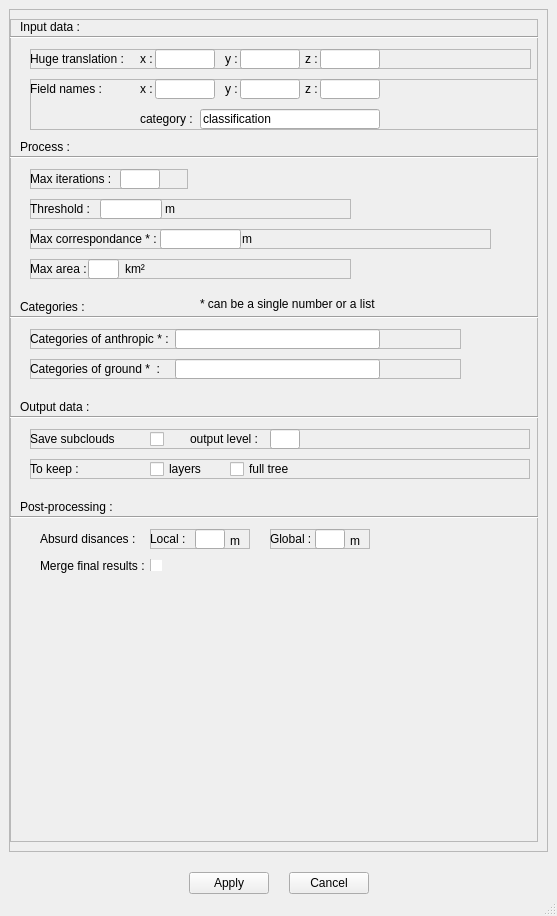
This is src/gui/advanced_options.ui in destoswa/pointcloud_movement_tracker as Qt 5 draws it before an edit. The edited form follows.
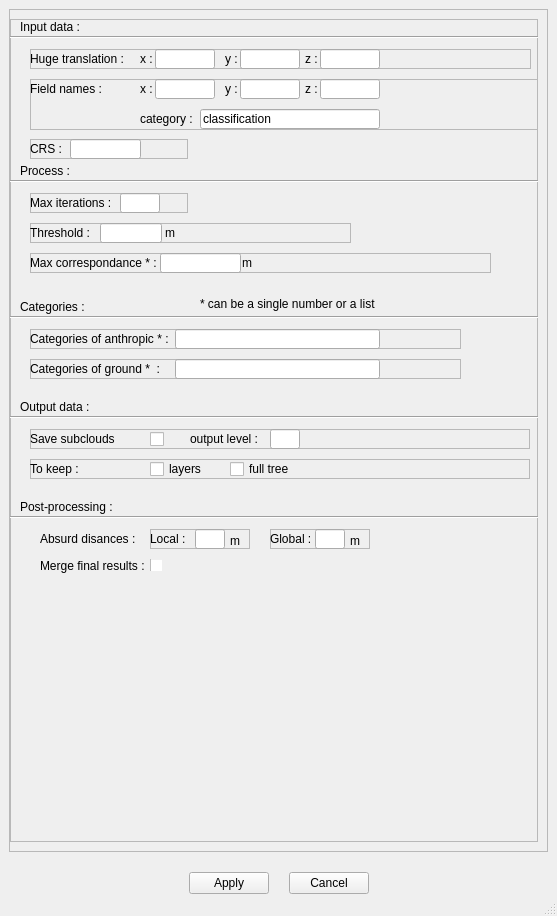
This is the edited form.

```diff
--- a/src/gui/advanced_options.ui
+++ b/src/gui/advanced_options.ui
@@ -82,7 +82,7 @@
            <property name="geometry">
             <rect>
              <x>10</x>
-             <y>120</y>
+             <y>144</y>
              <width>121</width>
              <height>16</height>
             </rect>
@@ -176,7 +176,7 @@
            <property name="geometry">
             <rect>
              <x>0</x>
-             <y>130</y>
+             <y>154</y>
              <width>721</width>
              <height>16</height>
             </rect>
@@ -189,7 +189,7 @@
            <property name="geometry">
             <rect>
              <x>20</x>
-             <y>150</y>
+             <y>174</y>
              <width>158</width>
              <height>20</height>
             </rect>
@@ -231,7 +231,7 @@
            <property name="geometry">
             <rect>
              <x>20</x>
-             <y>180</y>
+             <y>204</y>
              <width>321</width>
              <height>20</height>
             </rect>
@@ -286,7 +286,7 @@
            <property name="geometry">
             <rect>
              <x>20</x>
-             <y>210</y>
+             <y>234</y>
              <width>461</width>
              <height>20</height>
             </rect>
@@ -337,61 +337,6 @@
             </property>
            </widget>
           </widget>
-          <widget class="QFrame" name="fr_max_area">
-           <property name="geometry">
-            <rect>
-             <x>20</x>
-             <y>240</y>
-             <width>321</width>
-             <height>20</height>
-            </rect>
-           </property>
-           <property name="frameShape">
-            <enum>QFrame::StyledPanel</enum>
-           </property>
-           <property name="frameShadow">
-            <enum>QFrame::Raised</enum>
-           </property>
-           <widget class="QLabel" name="label_20">
-            <property name="geometry">
-             <rect>
-              <x>0</x>
-              <y>0</y>
-              <width>61</width>
-              <height>20</height>
-             </rect>
-            </property>
-            <property name="text">
-             <string>Max area :</string>
-            </property>
-           </widget>
-           <widget class="QLineEdit" name="le_max_area">
-            <property name="geometry">
-             <rect>
-              <x>58</x>
-              <y>0</y>
-              <width>31</width>
-              <height>20</height>
-             </rect>
-            </property>
-            <property name="text">
-             <string/>
-            </property>
-           </widget>
-           <widget class="QLabel" name="label_21">
-            <property name="geometry">
-             <rect>
-              <x>95</x>
-              <y>0</y>
-              <width>41</width>
-              <height>20</height>
-             </rect>
-            </property>
-            <property name="text">
-             <string>km²</string>
-            </property>
-           </widget>
-          </widget>
           <widget class="QFrame" name="fr_huge_translation">
            <property name="geometry">
             <rect>
@@ -1011,6 +956,48 @@
             <string>Merge final results :</string>
            </property>
           </widget>
+          <widget class="QFrame" name="fr_crs">
+           <property name="geometry">
+            <rect>
+             <x>20</x>
+             <y>120</y>
+             <width>158</width>
+             <height>20</height>
+            </rect>
+           </property>
+           <property name="frameShape">
+            <enum>QFrame::StyledPanel</enum>
+           </property>
+           <property name="frameShadow">
+            <enum>QFrame::Raised</enum>
+           </property>
+           <widget class="QLabel" name="label_20">
+            <property name="geometry">
+             <rect>
+              <x>0</x>
+              <y>0</y>
+              <width>80</width>
+              <height>20</height>
+             </rect>
+            </property>
+            <property name="text">
+             <string>CRS :</string>
+            </property>
+           </widget>
+           <widget class="QLineEdit" name="le_crs">
+            <property name="geometry">
+             <rect>
+              <x>40</x>
+              <y>0</y>
+              <width>71</width>
+              <height>20</height>
+             </rect>
+            </property>
+            <property name="text">
+             <string/>
+            </property>
+           </widget>
+          </widget>
          </widget>
         </item>
        </layout>
```
